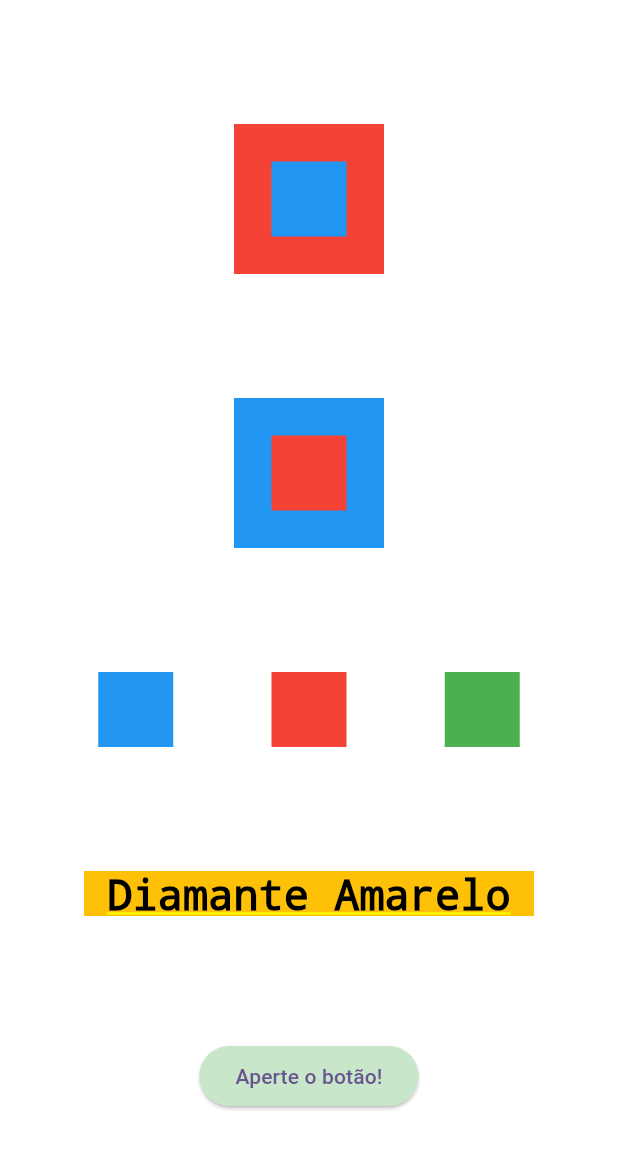
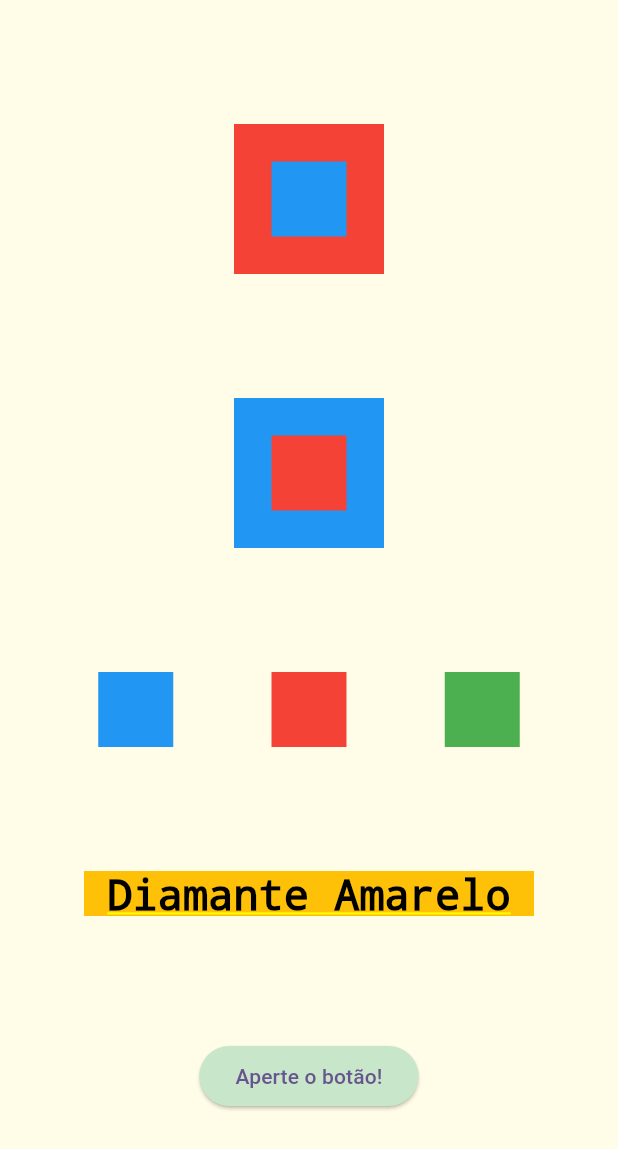
Before and after one commit to mvaraujo1977/flutter_first, a Flutter app: the screen it shows after launch, on a phone screen of 412 x 824 dp. Shown: the top 1149 px of the screen. Run offline on Flutter 3.47's test engine with Material 3 defaults, Android fonts, the phone set to English and light mode, and no system bars.

```diff
--- a/lib/main.dart
+++ b/lib/main.dart
@@ -17,7 +17,7 @@ class MyApp extends StatelessWidget {
           useMaterial3: true,
         ),
         home: Container(
-          color: Colors.white,
+          color: Colors.yellow.shade50,
           child: Column(
             mainAxisAlignment: MainAxisAlignment.spaceEvenly,
             crossAxisAlignment: CrossAxisAlignment.center,
```
